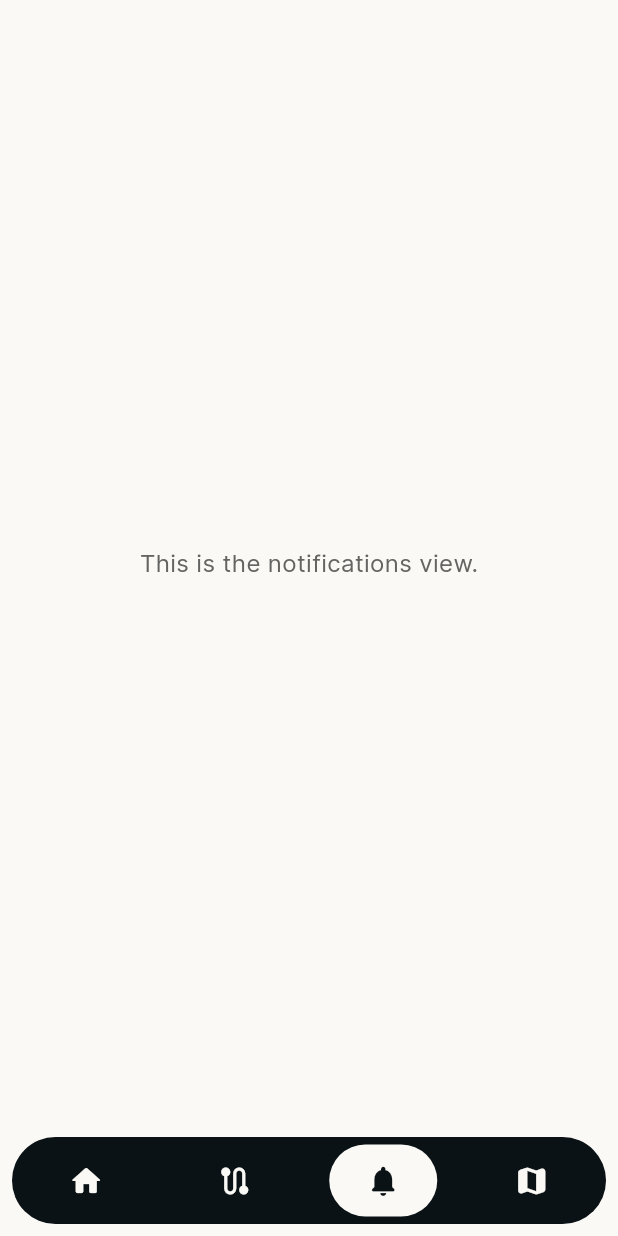
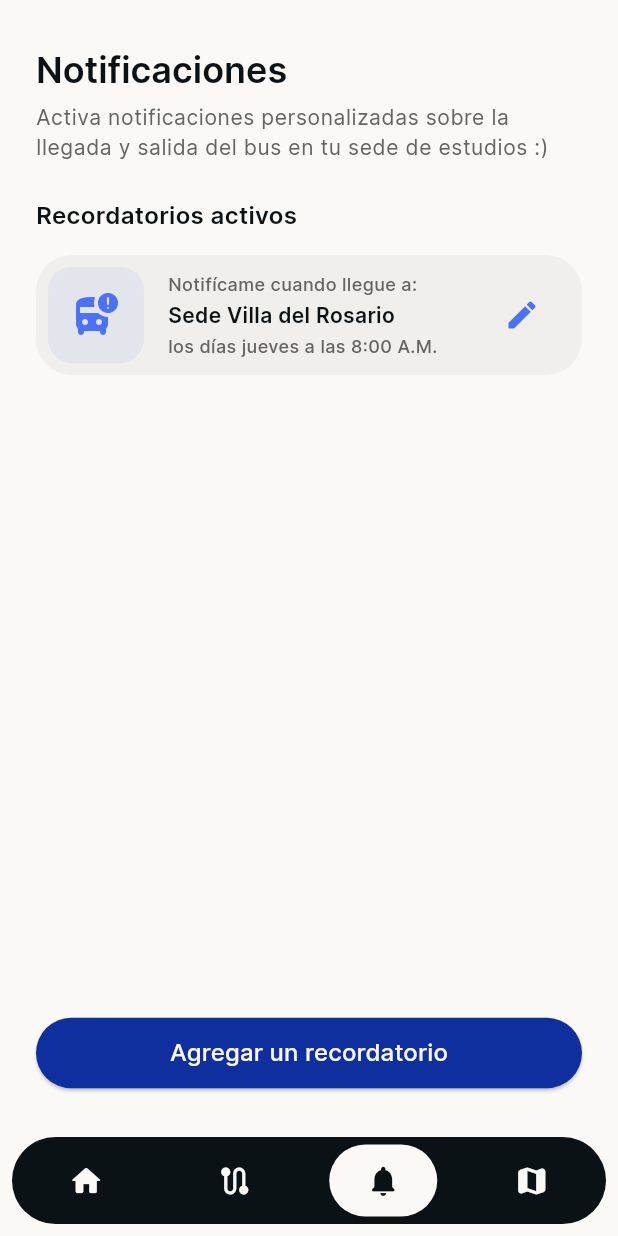
Before and after one commit to movilidad-up/simup-up-app, a Flutter app: the DashboardView screen opened directly, item 3 of the bottom bar chosen, on a phone screen of 412 x 824 dp. Run offline on Flutter 3.47's test engine with Material 3 defaults, Android fonts, the phone set to English and light mode, and no system bars; our stand-ins replace flutter_svg, scrollable_positioned_list, shared_preferences; missing offline and left inert: zoom_widget; accounts and stored records are empty; generated files the repository leaves out were written again.

Commit message:
SMP-007 - Implements notifications views.

```diff
--- a/lib/enums/enums.dart
+++ b/lib/enums/enums.dart
@@ -10,6 +10,12 @@ enum Station {
   villa,
   iglesia,
   salud
+}
+
+enum Campus {
+  villaCampus,
+  creadCampus,
+  healthCampus
 }
 
 enum Zone {
--- a/lib/l10n/app_en.arb
+++ b/lib/l10n/app_en.arb
@@ -115,6 +115,35 @@
   "@mapGeneralViewDescription": {
     "description": "Subtitle shown on map view."
   },
+  "notifications": "Notificaciones",
+  "@notifications": {
+    "description": "Title shown on notifications view."
+  },
+  "notificationsDescription": "Activa notificaciones personalizadas sobre la llegada y salida del bus en tu sede de estudios :)",
+  "@notificationsDescription": {
+    "description": "Subtitle shown on notifications view."
+  },
+  "villaCampus": "Sede Villa del Rosario",
+  "@villaCampus": {
+    "description": "Name of Villa del Rosario campus of the university."
+  },
+  "creadCampus": "Sede CREAD",
+  "@creadCampus": {
+    "description": "Name of CREAD campus of the university."
+  },
+  "healthCampus": "Sede Facultad de Salud",
+  "@healthCampus": {
+    "description": "Name of health campus of the university."
+  },
+  "yourCampusHint": "Selecciona tu sede",
+  "@yourCampusHint": {
+    "description": "Hint for campus selection dropdown."
+  },
+  "createReminder": "Crear recordatorio",
+  "@createReminder": {
+    "description": "Text for create reminder button."
+  },
+
 
   "trigal": "Trigal",
   "aeropuerto": "Aeropuerto",
--- a/lib/l10n/app_es.arb
+++ b/lib/l10n/app_es.arb
@@ -28,6 +28,13 @@
   "predictionModelDisclaimer": "Ten en cuenta que el seguimiento puede no ser totalmente preciso, ya que se basa en un modelo predictivo.*",
   "mapGeneralView": "Mapa general del sistema",
   "mapGeneralViewDescription": "Visualiza el mapa completo del sistema junto a cada una de sus rutas.",
+  "notifications": "Notificaciones",
+  "notificationsDescription": "Activa notificaciones personalizadas sobre la llegada y salida del bus en tu sede de estudios :)",
+  "villaCampus": "Sede Villa del Rosario",
+  "creadCampus": "Sede CREAD",
+  "healthCampus": "Sede Facultad de Salud",
+  "yourCampusHint": "Selecciona tu sede",
+  "createReminder": "Crear recordatorio",
 
   "trigal": "Trigal",
   "aeropuerto": "Aeropuerto",
--- /dev/null
+++ b/lib/views/components/reminder_card.dart
@@ -0,0 +1,98 @@
+import 'package:flutter/material.dart';
+import 'package:simup_up/views/styles/spaces.dart';
+import 'package:simup_up/views/utils/add_notification_view.dart';
+import 'package:simup_up/views/utils/custom-page-router.dart';
+
+class ReminderCard extends StatelessWidget {
+  const ReminderCard({super.key});
+
+  @override
+  Widget build(BuildContext context) {
+    return DecoratedBox(
+      decoration: BoxDecoration(
+        color: Theme.of(context).colorScheme.surface,
+        borderRadius: BorderRadius.circular(24.0)
+      ),
+      child: Padding(
+        padding: const EdgeInsets.all(8.0),
+        child: Row(
+          mainAxisAlignment: MainAxisAlignment.spaceBetween,
+          children: [
+            Row(
+              children: [
+                DecoratedBox(
+                  decoration: BoxDecoration(
+                    color: Theme.of(context).colorScheme.onSurface,
+                    borderRadius: BorderRadius.circular(16.0),
+                  ),
+                  child: Padding(
+                    padding: const EdgeInsets.all(16.0),
+                    child: Icon(
+                      Icons.bus_alert_rounded,
+                      size: 32.0,
+                      color: Theme.of(context).colorScheme.secondary,
+                    ),
+                  ),
+                ),
+                HorizontalSpacing(16.0),
+                Column(
+                  crossAxisAlignment: CrossAxisAlignment.start,
+                  children: [
+                    Text(
+                      'Notifícame cuando llegue a:',
+                      maxLines: 2,
+                      overflow: TextOverflow.ellipsis,
+                      style: TextStyle(
+                        fontFamily: 'Inter',
+                        fontWeight: FontWeight.w500,
+                        fontSize: 12.0,
+                        color: Theme.of(context).colorScheme.tertiary
+                      ),
+                    ),
+                    VerticalSpacing(2.0),
+                    Text(
+                        'Sede Villa del Rosario',
+                      maxLines: 2,
+                      overflow: TextOverflow.ellipsis,
+                      style: TextStyle(
+                          fontFamily: 'Inter',
+                          fontWeight: FontWeight.w600,
+                          fontSize: 14.0,
+                          color: Theme.of(context).colorScheme.onBackground
+                      ),
+                    ),
+                    VerticalSpacing(2.0),
+                    Text(
+                        'los días jueves a las 8:00 A.M.',
+                      maxLines: 2,
+                      overflow: TextOverflow.ellipsis,
+                      style: TextStyle(
+                          fontFamily: 'Inter',
+                          fontWeight: FontWeight.w500,
+                          fontSize: 12.0,
+                          color: Theme.of(context).colorScheme.tertiary
+                      ),
+                    )
+                  ],
+                ),
+              ],
+            ),
+            Padding(
+              padding: const EdgeInsets.all(8.0),
+              child: IconButton(
+                  onPressed: (){
+                    Navigator.of(context).push(CustomPageRoute(AddNotificationView()));
+                  },
+                  icon: Icon(
+                    Icons.edit_rounded,
+                    color: Theme.of(context).colorScheme.secondary,
+                    size: 24.0,
+                  )
+              ),
+            )
+          ],
+        ),
+      ),
+    );
+  }
+}
--- a/lib/views/notifications_view.dart
+++ b/lib/views/notifications_view.dart
@@ -1,4 +1,10 @@
 import 'package:flutter/material.dart';
+import 'package:simup_up/views/components/primary_button.dart';
+import 'package:simup_up/views/components/reminder_card.dart';
+import 'package:simup_up/views/styles/spaces.dart';
+import 'package:flutter_gen/gen_l10n/app_localizations.dart';
+import 'package:simup_up/views/utils/add_notification_view.dart';
+import 'package:simup_up/views/utils/custom-page-router.dart';
 
 class NotificationsView extends StatefulWidget {
   const NotificationsView({super.key});
@@ -10,13 +16,78 @@ class NotificationsView extends StatefulWidget {
 class _NotificationsViewState extends State<NotificationsView> {
   @override
   Widget build(BuildContext context) {
-    return Center(
-      child: Text(
-          "This is the notifications view.",
-          style: TextStyle(
-            color: Theme.of(context).colorScheme.tertiary,
-          )
-      ),
-    );
+    double screenWidth = MediaQuery.of(context).size.width;
+    double screenHeight = MediaQuery.of(context).size.height;
+
+    return SafeArea(
+        child: SizedBox(
+          height: screenHeight,
+          width: screenWidth,
+          child: Column(
+            children: [
+              Padding(
+                padding: const EdgeInsets.only(
+                    top: 32.0, bottom: 0.0, left: 24.0, right: 24.0),
+                child: Align(
+                  alignment: Alignment.topLeft,
+                  child: SizedBox(
+                    width: screenWidth,
+                    child: Column(
+                      crossAxisAlignment: CrossAxisAlignment.start,
+                      children: [
+                        Text(AppLocalizations.of(context)!.notifications,
+                            style: Theme.of(context).textTheme.displayMedium,
+                            textAlign: TextAlign.start),
+                        VerticalSpacing(8.0),
+                        Text(
+                            AppLocalizations.of(context)!.notificationsDescription,
+                            style: Theme.of(context).textTheme.bodySmall,
+                            textAlign: TextAlign.start),
+                      ],
+                    ),
+                  ),
+                ),
+              ),
+              VerticalSpacing(24.0),
+              Expanded(
+                child: Padding(
+                  padding: EdgeInsets.symmetric(horizontal: 24.0),
+                  child: Column(
+                    mainAxisAlignment: MainAxisAlignment.spaceBetween,
+                    crossAxisAlignment: CrossAxisAlignment.start,
+                    children: [
+                      Column(
+                        crossAxisAlignment: CrossAxisAlignment.start,
+                        children: [
+                          Text(
+                            'Recordatorios activos',
+                            textAlign: TextAlign.start,
+                            style: TextStyle(
+                                fontFamily: 'Inter',
+                                fontSize: 16.0,
+                                fontWeight: FontWeight.w600,
+                                color: Theme.of(context).colorScheme.onBackground
+                            ),
+                          ),
+                          VerticalSpacing(16.0),
+                          ReminderCard()
+                        ],
+                      ),
+                      PrimaryButton(
+                          buttonText: 'Agregar un recordatorio',
+                          hasPadding: false,
+                          onButtonPressed: (){
+                            Navigator.of(context).push(CustomPageRoute(AddNotificationView()));
+                          },
+                          isButtonEnabled: true
+                      )
+                    ],
+                  ),
+                )
+              ),
+              VerticalSpacing(24.0)
+            ],
+          ),
+        ));
   }
 }
--- a/lib/views/styles/themes.dart
+++ b/lib/views/styles/themes.dart
@@ -109,7 +109,7 @@ class AppThemes {
     primary: AppColors.primaryLight,
     onPrimary: AppColors.disabledPrimaryLight,
     onPrimaryContainer: AppColors.activePrimaryLight,
-    secondary: AppColors.secondaryDark,
+    secondary: AppColors.secondaryLight,
     surface: AppColors.primarySurfaceLight,
     onSurface: AppColors.secondarySurfaceLight,
     onSurfaceVariant: AppColors.tertiarySurfaceLight,
```
Also changed, not shown: lib/views/components/chip-card.dart (added, +34 -0 lines), lib/views/components/chips_container.dart (added, +34 -0 lines), lib/views/components/user_campuses.dart (added, +17 -0 lines), lib/views/map_view.dart (+5 -2 lines), lib/views/utils/add_notification_view.dart (added, +205 -0 lines).
